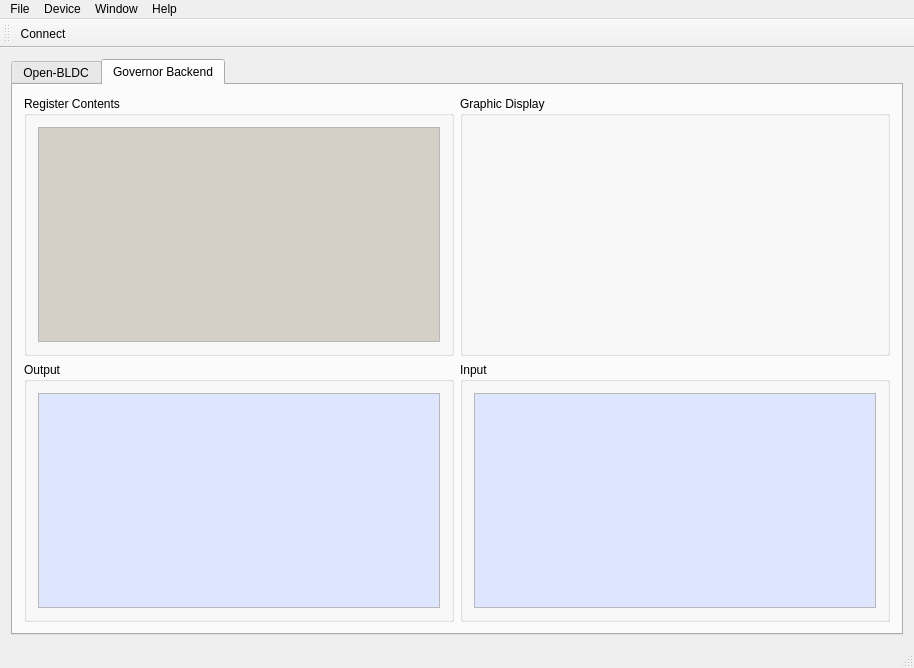
First picture: the form in source/qgovernor/mainwindow.ui, repository esden/open-bldc, before the edit.
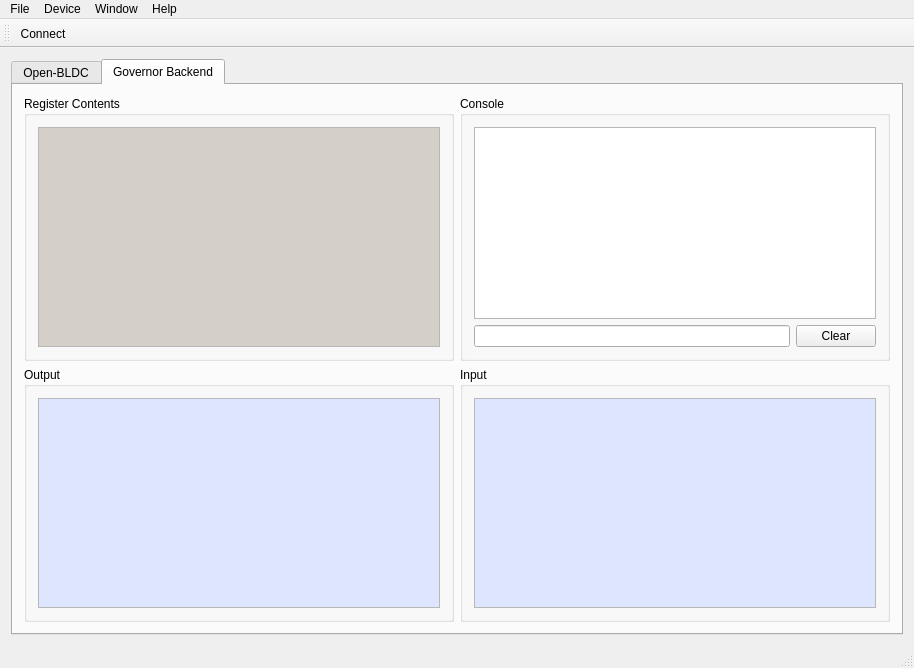
Second picture: the form after the edit. The open tabs and pages were chosen to show the change. Icons and pictures are not drawn.

```diff
--- a/source/qgovernor/mainwindow.ui
+++ b/source/qgovernor/mainwindow.ui
@@ -398,8 +398,39 @@
         <item row="0" column="1">
          <widget class="QGroupBox" name="graphicGroupBox">
           <property name="title">
-           <string>Graphic Display</string>
+           <string>Console</string>
           </property>
+          <layout class="QGridLayout" name="gridLayout_7">
+           <item row="0" column="0" colspan="2">
+            <widget class="QPlainTextEdit" name="consolePlainTextEdit">
+             <property name="enabled">
+              <bool>true</bool>
+             </property>
+             <property name="acceptDrops">
+              <bool>false</bool>
+             </property>
+             <property name="undoRedoEnabled">
+              <bool>false</bool>
+             </property>
+             <property name="lineWrapMode">
+              <enum>QPlainTextEdit::NoWrap</enum>
+             </property>
+             <property name="readOnly">
+              <bool>true</bool>
+             </property>
+            </widget>
+           </item>
+           <item row="1" column="0">
+            <widget class="QLineEdit" name="consoleLineEdit"/>
+           </item>
+           <item row="1" column="1">
+            <widget class="QPushButton" name="consoleClearPushButton">
+             <property name="text">
+              <string>Clear</string>
+             </property>
+            </widget>
+           </item>
+          </layout>
          </widget>
         </item>
         <item row="1" column="0">
```
Left out of the diff: 10 changed lines with no effect on the pictures.
